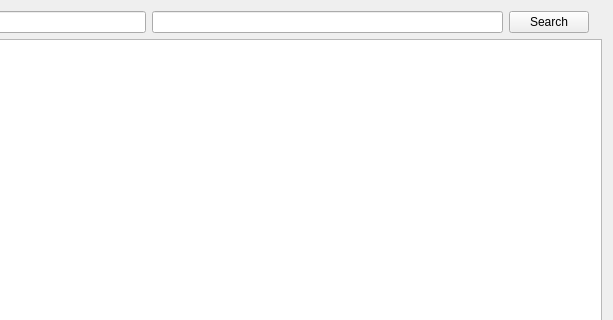
clementine-player/Clementine, file src/ui/albumcoversearcher.ui: the form before one commit; both pictures show x 216 to 829 and y 0 to 320 of the 829 by 518 pixel window.
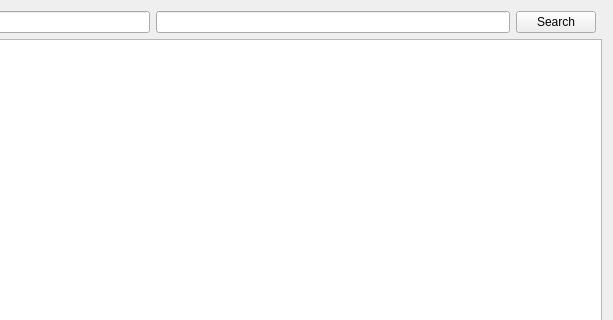
The form after the commit. Custom widgets are drawn as their Qt base class.

Commit message: Make the BusyIndicator contain a label too

Patch:
```diff
--- a/src/ui/albumcoversearcher.ui
+++ b/src/ui/albumcoversearcher.ui
@@ -87,7 +87,7 @@
   </customwidget>
   <customwidget>
    <class>BusyIndicator</class>
-   <extends>QLabel</extends>
+   <extends>QWidget</extends>
    <header>widgets/busyindicator.h</header>
   </customwidget>
   <customwidget>
```
The commit also changes 12 other files.
